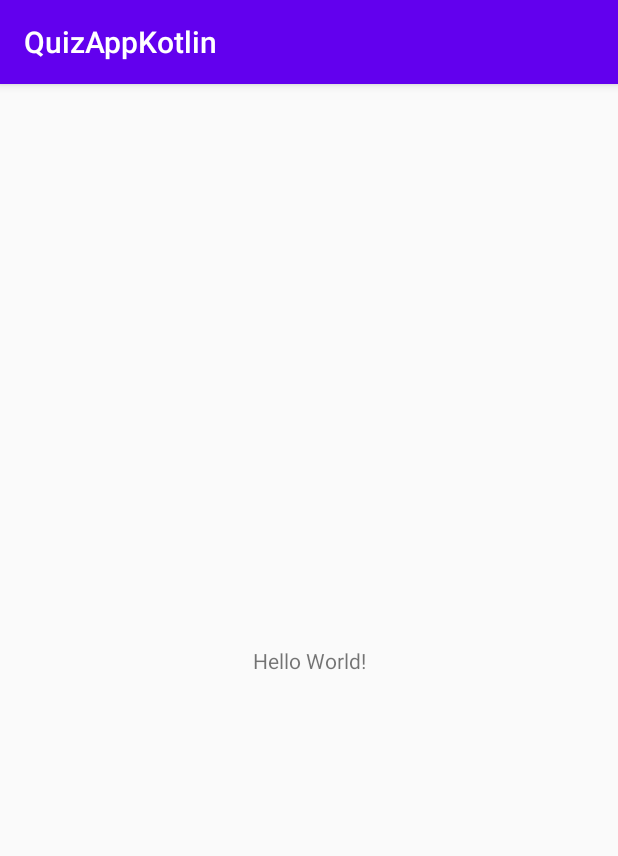
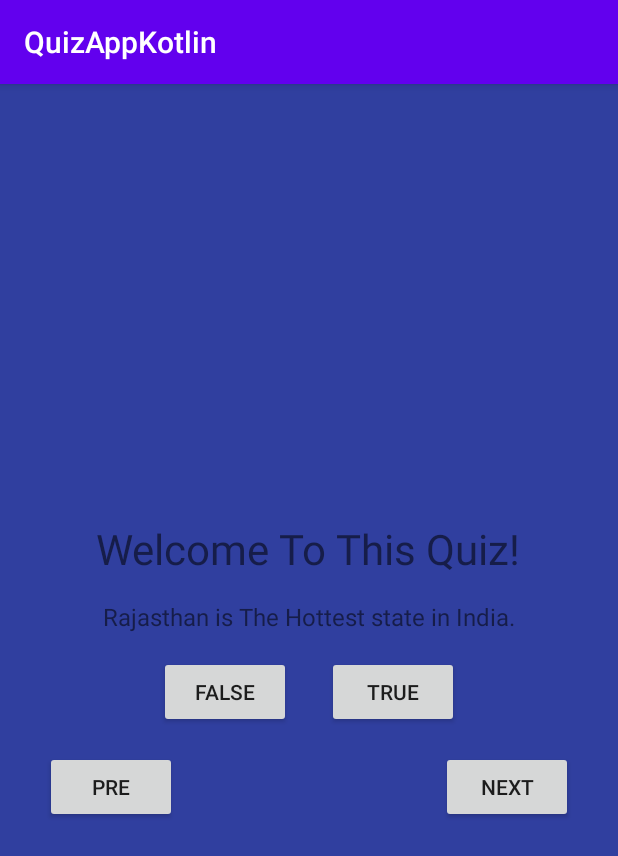
Before and after one commit to NabeelMehar/QuizAppKotlin, an Android app: the screen it shows after launch (MainActivity), on a phone screen of 412 x 824 dp. Shown: the top 856 px of the screen. Run offline under Robolectric (Android 15) with nearby library versions, the phone set to English and light mode, and no system bars.

Commit message:
Quiz Competed

```diff
--- a/app/src/main/java/com/example/quizappkotlin/MainActivity.kt
+++ b/app/src/main/java/com/example/quizappkotlin/MainActivity.kt
@@ -1,24 +1,29 @@
 package com.example.quizappkotlin
 
+import android.os.Bundle
+import android.view.View
 import androidx.appcompat.app.AppCompatActivity
-import android.os.Bundle
+import kotlinx.android.synthetic.main.activity_main.*
+import org.jetbrains.anko.toast
 
-class MainActivity : AppCompatActivity() {
-
-    lateinit var arrayList:ArrayList<Question>;
+class MainActivity : AppCompatActivity() ,View.OnClickListener{
+    private var currentIndex=0
+    private var arrayList= ArrayList<Question>()
 
 
     override fun onCreate(savedInstanceState: Bundle?) {
         super.onCreate(savedInstanceState)
         setContentView(R.layout.activity_main)
 
-        addData();
+        addData()
+        questiontv.text= arrayList[0].question
 
 
 
-
-
-
+        btntrue.setOnClickListener(this)
+        btnfalse.setOnClickListener(this)
+        nextbtn.setOnClickListener(this)
+        previousbtn.setOnClickListener(this)
 
 
     }
@@ -27,20 +32,62 @@ class MainActivity : AppCompatActivity() {
 
     private fun addData() {
 
-        addDataInArrayList("Rajasthan is The Hottest state in India.",true);
-        addDataInArrayList("Agra is Capital of India.",false);
-        addDataInArrayList(" Fardeen Khan is Amitabh Bacchan's Son.",false);
-        addDataInArrayList("Virat is the Best Cricket player.",true);
-        addDataInArrayList("Shahrukh khan acted in Krish.",false);
-        addDataInArrayList("Corona Virus Started from China",true);
-        addDataInArrayList("My favourite dish is Bhindi.",false)    }
+        addDataInArrayList("Rajasthan is The Hottest state in India.",true)
+        addDataInArrayList("Agra is Capital of India.",false)
+        addDataInArrayList(" Fardeen Khan is Amitabh Bacchan's Son.",false)
+        addDataInArrayList("Virat is the Best Cricket player.",true)
+        addDataInArrayList("Shahrukh khan acted in Krish.",false)
+        addDataInArrayList("Corona Virus Started from China",true)
+        addDataInArrayList("My favourite dish is Bhindi.",false)
+    }
 
 
 
     private fun addDataInArrayList(message: String, answer: Boolean) {
 
-        var ques=Question(message,answer)
+        val ques=Question(message,answer)
         arrayList.add(ques)
     }
 
+    override fun onClick(v: View?) {
+
+        when(v?.id){
+            R.id.btntrue->{
+                checkAnswer(true)
+            }
+            R.id.btnfalse->{
+                checkAnswer(false)
+            }
+            R.id.nextbtn->{
+                if (currentIndex<arrayList.size-1) {
+                    currentIndex++
+                    changeQuestion()
+                }else{
+                    toast("This is Last Question Thank You for Playing this Game")
+                }
+            }
+            R.id.previousbtn->{
+                if (currentIndex==0) {
+                    toast("Can't go Back this is First Question")
+                }else{
+                    currentIndex--
+                    changeQuestion()
+                }
+            }
+        }
+
+    }
+
+    private fun changeQuestion() {
+        questiontv.text=arrayList[currentIndex].question
+    }
+
+    private fun checkAnswer(userchoice:Boolean) {
+        if (arrayList[currentIndex].answer==userchoice){
+            toast("Your Answer Is Correct ")
+        }else{
+            toast("Wrong Answer")
+        }
+    }
+
 }
--- a/app/src/main/res/layout/activity_main.xml
+++ b/app/src/main/res/layout/activity_main.xml
@@ -1,18 +1,76 @@
 <?xml version="1.0" encoding="utf-8"?>
-<androidx.constraintlayout.widget.ConstraintLayout xmlns:android="http://schemas.android.com/apk/res/android"
+<LinearLayout xmlns:android="http://schemas.android.com/apk/res/android"
     xmlns:app="http://schemas.android.com/apk/res-auto"
     xmlns:tools="http://schemas.android.com/tools"
     android:layout_width="match_parent"
+    android:orientation="vertical"
+    android:gravity="center"
+    android:background="@color/DarkBlue"
     android:layout_height="match_parent"
     tools:context=".MainActivity">
 
     <TextView
+        android:padding="15dp"
         android:layout_width="wrap_content"
         android:layout_height="wrap_content"
-        android:text="Hello World!"
-        app:layout_constraintBottom_toBottomOf="parent"
-        app:layout_constraintLeft_toLeftOf="parent"
-        app:layout_constraintRight_toRightOf="parent"
-        app:layout_constraintTop_toTopOf="parent" />
+        android:text="@string/welcome_to_this_quiz"
+        android:textSize="28sp"/>
 
-</androidx.constraintlayout.widget.ConstraintLayout>
+
+    <TextView
+        android:id="@+id/questiontv"
+        android:layout_width="wrap_content"
+        android:layout_height="wrap_content"
+        android:text="@string/this_is_a_sample_question"
+        android:textSize="16sp"/>
+
+    <LinearLayout
+        android:layout_width="wrap_content"
+        android:layout_height="wrap_content"
+        android:padding="15dp">
+
+    <Button
+        android:id="@+id/btnfalse"
+        android:padding="5dp"
+        android:layout_marginRight="12dp"
+        android:text="False"
+        android:layout_width="wrap_content"
+        android:layout_height="wrap_content"
+        />
+
+
+    <Button
+        android:id="@+id/btntrue"
+        android:padding="5dp"
+        android:layout_marginLeft="12dp"
+        android:text="True"
+        android:layout_width="wrap_content"
+        android:layout_height="wrap_content"
+        />
+</LinearLayout>
+    <RelativeLayout
+        android:layout_width="wrap_content"
+        android:layout_height="wrap_content">
+
+        <Button
+            android:text="Next"
+            android:id="@+id/nextbtn"
+            android:layout_width="wrap_content"
+            android:layout_height="wrap_content"
+            android:layout_marginRight="30dp"
+            android:layout_alignParentRight="true"/>
+
+
+        <Button
+            android:text="Pre"
+            android:id="@+id/previousbtn"
+            android:layout_width="wrap_content"
+            android:layout_marginLeft="30dp"
+            android:layout_height="wrap_content"
+            android:layout_alignParentLeft="true"/>
+
+
+
+
+    </RelativeLayout>
+</LinearLayout>
--- a/app/src/main/res/values/colors.xml
+++ b/app/src/main/res/values/colors.xml
@@ -3,4 +3,5 @@
     <color name="colorPrimary">#6200EE</color>
     <color name="colorPrimaryDark">#3700B3</color>
     <color name="colorAccent">#03DAC5</color>
+    <color name="DarkBlue">#303F9F</color>
 </resources>
--- a/app/src/main/res/values/strings.xml
+++ b/app/src/main/res/values/strings.xml
@@ -1,3 +1,5 @@
 <resources>
     <string name="app_name">QuizAppKotlin</string>
+    <string name="welcome_to_this_quiz">Welcome To This Quiz!</string>
+    <string name="this_is_a_sample_question">This Is A Sample Question</string>
 </resources>
```
